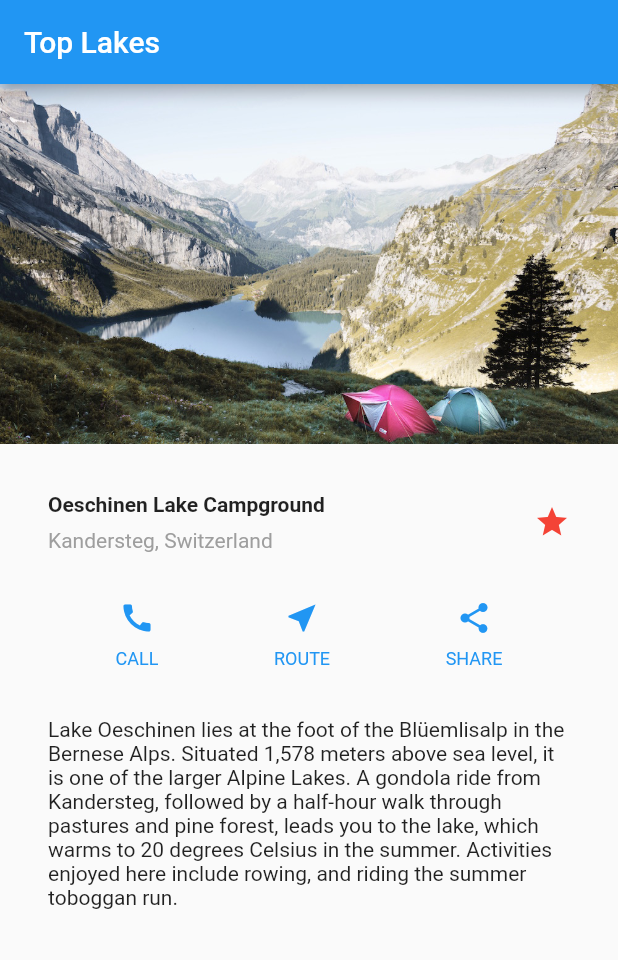
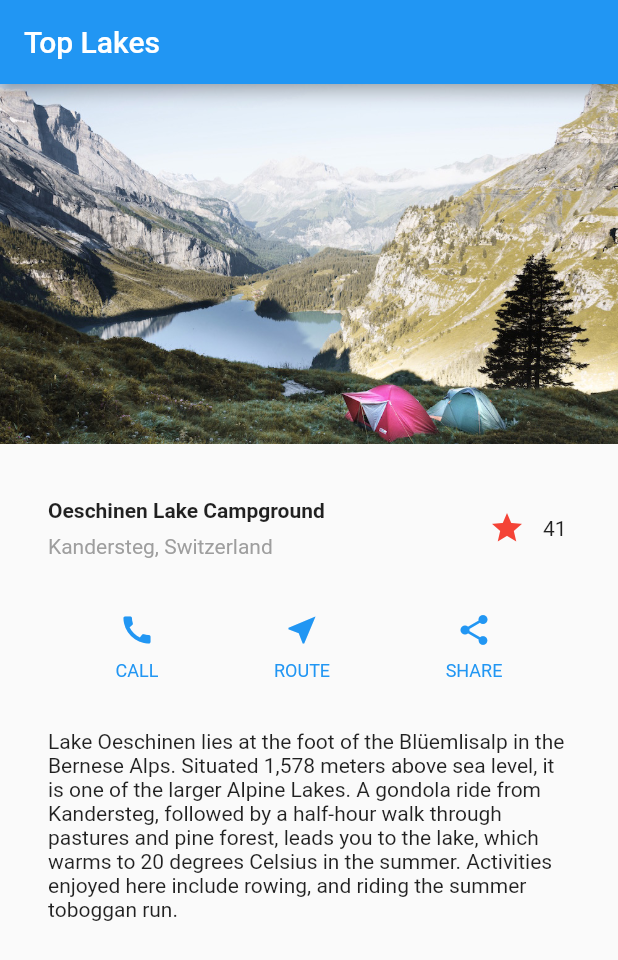
Before and after one commit to Jswizzy/flutterapp, a Flutter app: the screen it shows after launch, on a phone screen of 412 x 824 dp. Shown: the top 960 px of the screen. Run offline on Flutter 3.47's test engine with Material 2 defaults, Android fonts, the phone set to English and light mode, and no system bars.

Commit message:
add star interaction

```diff
--- a/lib/main.dart
+++ b/lib/main.dart
@@ -1,49 +1,28 @@
+// Copyright 2017 The Chromium Authors. All rights reserved.
+// Use of this source code is governed by a BSD-style license that can be
+// found in the LICENSE file.
+
 import 'package:flutter/material.dart';
 
+// Uncomment lines 7 and 10 to view the visual layout at runtime.
+//import 'package:flutter/rendering.dart' show debugPaintSizeEnabled;
+
 void main() {
+  //debugPaintSizeEnabled = true;
   runApp(new MyApp());
 }
 
 class MyApp extends StatelessWidget {
   @override
   Widget build(BuildContext context) {
-    sectionTitle();
-
-    return new MaterialApp(
-      title: "Flutter Demo",
-      theme: new ThemeData(
-        primarySwatch: Colors.blue,
-      ),
-      home: new Scaffold(
-        appBar: new AppBar(
-          title: new Text("Top Lakes"),
-        ),
-        body: new ListView(
-          children: <Widget>[
-            new Image.asset(
-              'images/lake.jpg',
-              width: 600.00,
-              height: 240.0,
-              fit: BoxFit.cover,
-            ),
-            sectionTitle(),
-            buttonSection(context),
-            textSection(context),
-          ],
-        ),
-      ),
-    );
-  }
-
-  Widget sectionTitle() {
-    return new Container(
+    Widget titleSection = new Container(
       padding: const EdgeInsets.all(32.0),
       child: new Row(
-        children: <Widget>[
+        children: [
           new Expanded(
             child: new Column(
               crossAxisAlignment: CrossAxisAlignment.start,
-              children: <Widget>[
+              children: [
                 new Container(
                   padding: const EdgeInsets.only(bottom: 8.0),
                   child: new Text(
@@ -62,22 +41,18 @@ class MyApp extends StatelessWidget {
               ],
             ),
           ),
-          new Icon(
-            Icons.star,
-            color: Colors.red[500],
-          ),
+          new FavoriteWidget(),
         ],
       ),
     );
-  }
 
-  Column buttonColumn(IconData icon, String label, BuildContext context) {
+    Column buildButtonColumn(IconData icon, String label) {
       Color color = Theme.of(context).primaryColor;
 
       return new Column(
         mainAxisSize: MainAxisSize.min,
         mainAxisAlignment: MainAxisAlignment.center,
-      children: <Widget>[
+        children: [
           new Icon(icon, color: color),
           new Container(
             margin: const EdgeInsets.only(top: 8.0),
@@ -94,21 +69,18 @@ class MyApp extends StatelessWidget {
       );
     }
 
-  Widget buttonSection(BuildContext context) {
-    return new Container(
+    Widget buttonSection = new Container(
       child: new Row(
         mainAxisAlignment: MainAxisAlignment.spaceEvenly,
         children: [
-          buttonColumn(Icons.call, 'CALL', context),
-          buttonColumn(Icons.near_me, 'ROUTE', context),
-          buttonColumn(Icons.share, 'SHARE', context),
+          buildButtonColumn(Icons.call, 'CALL'),
+          buildButtonColumn(Icons.near_me, 'ROUTE'),
+          buildButtonColumn(Icons.share, 'SHARE'),
         ],
       ),
     );
-  }
 
-  Widget textSection(BuildContext context) {
-    return new Container(
+    Widget textSection = new Container(
       padding: const EdgeInsets.all(32.0),
       child: new Text(
         '''
@@ -117,5 +89,74 @@ Lake Oeschinen lies at the foot of the Blüemlisalp in the Bernese Alps. Situate
         softWrap: true,
       ),
     );
+
+    return new MaterialApp(
+      title: 'Flutter Demo',
+      home: new Scaffold(
+        appBar: new AppBar(
+          title: new Text('Top Lakes'),
+        ),
+        body: new ListView(
+          children: [
+            new Image.asset(
+              'images/lake.jpg',
+              width: 600.0,
+              height: 240.0,
+              fit: BoxFit.cover,
+            ),
+            titleSection,
+            buttonSection,
+            textSection,
+          ],
+        ),
+      ),
+    );
   }
 }
+
+class FavoriteWidget extends StatefulWidget {
+  @override
+  _FavoriteWidgetState createState() => new _FavoriteWidgetState();
+}
+
+class _FavoriteWidgetState extends State<FavoriteWidget> {
+  bool _isFavorite = true;
+  int _favoriteCount = 41;
+
+  void _toggleFavorite() {
+    setState(() {
+      if (_isFavorite) {
+        _favoriteCount -= 1;
+        _isFavorite = false;
+      } else {
+        _favoriteCount += 1;
+        _isFavorite = true;
+      }
+    });
+  }
+
+  @override
+  Widget build(BuildContext context) {
+    return new Row(
+      mainAxisSize: MainAxisSize.min,
+      children: <Widget>[
+        new Container(
+          padding: new EdgeInsets.all(0.0),
+          child: new IconButton(
+              icon: (_isFavorite
+              ? new Icon(Icons.star)
+              : new Icon(Icons.star_border)),
+              color: Colors.red[500],
+              onPressed: _toggleFavorite
+          ),
+        ),
+        new SizedBox(
+          width: 18.0,
+          child: new Container(
+            child: new Text('$_favoriteCount'),
+          ),
+        )
+      ],
+    );
+  }
+}
```
Lines whose indentation alone changed are shown as unchanged.
